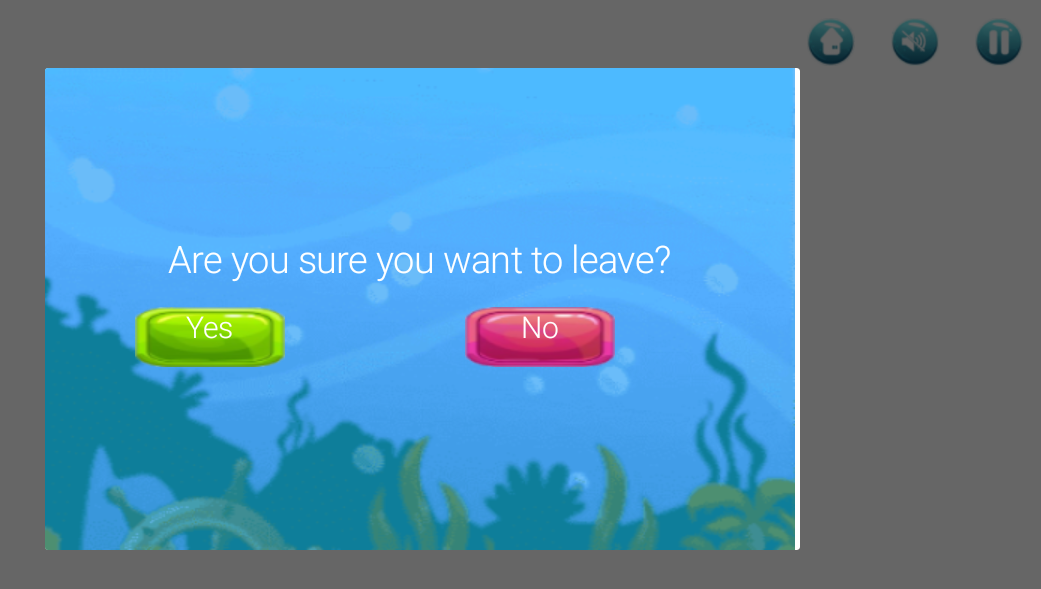
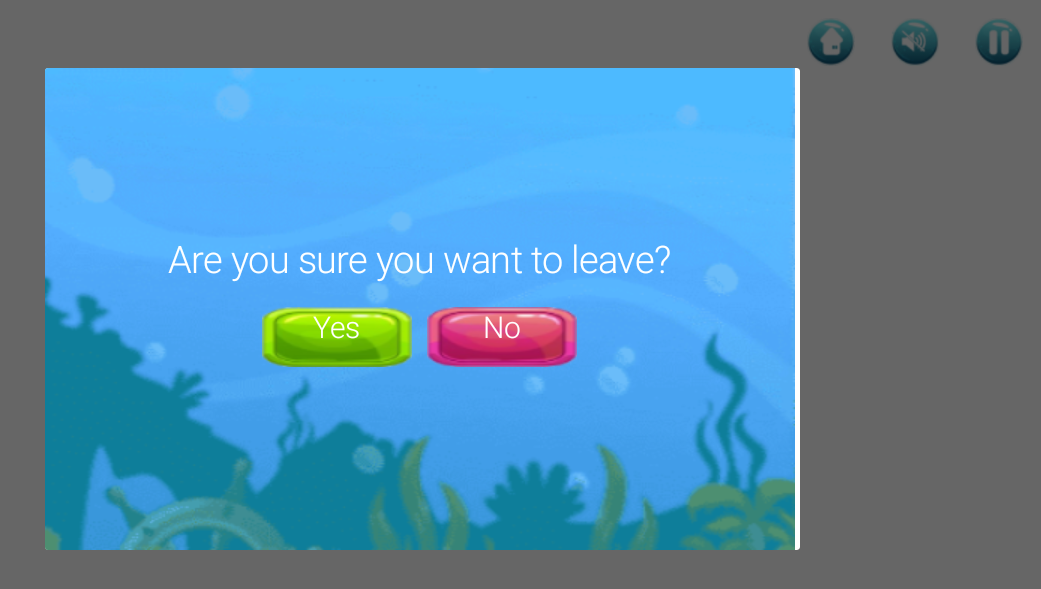
Before and after one commit to yaniv208/UnderTheSea, an Android app: the GameActivity screen opened directly, with no data from a screen before it, after a tap on "Home", on a phone screen of 824 x 412 dp (held sideways). Shown: the top 589 px of the screen, without its empty margins (195-1236 px from the left). Run offline under Robolectric (Android 15) with nearby library versions, the phone set to English and light mode, and no system bars; 5 statements that could not run were skipped.

Commit message:
FINAL VERSION

```diff
--- a/app/src/main/java/com/hit/underthesea/GameActivity.java
+++ b/app/src/main/java/com/hit/underthesea/GameActivity.java
@@ -15,6 +15,7 @@ import android.view.View;
 import android.view.WindowManager;
 import android.widget.ImageButton;
 import android.widget.ImageView;
+
 import java.util.ArrayList;
 import java.util.Objects;
 
@@ -22,6 +23,7 @@ public class GameActivity extends BaseActivity {
 
     private GameView gameView;
     ImageView fishPlayer;
+    boolean pressHome = false;
 
     @Override
     protected void onCreate(Bundle savedInstanceState) {
@@ -35,9 +37,9 @@ public class GameActivity extends BaseActivity {
         Bundle bundle = getIntent().getExtras();
         int levelNum = bundle.getInt("num_level");
         ArrayList<Level> levels = new ArrayList<Level>();
-        levels.add(new Level(3, 5, R.drawable.fish_player, R.drawable.food, R.drawable.stone,35,30,30,25,"EASY",10));//level1
-        levels.add(new Level(4, 4, R.drawable.fishlevel2, R.drawable.food, R.drawable.stone, 45,40,40,35,"MEDIUM",30));//level2
-        levels.add(new Level(5, 3, R.drawable.fishlevel3, R.drawable.food, R.drawable.stone,50,40,40,35,"HARD",15));//level3
+        levels.add(new Level(3, 5, R.drawable.fish_player, R.drawable.food, R.drawable.stone,35,30,30,25,"EASY",30)); //level1
+        levels.add(new Level(4, 4, R.drawable.fishlevel2, R.drawable.food, R.drawable.stone, 45,40,40,35,"MEDIUM",20)); //level2
+        levels.add(new Level(5, 3, R.drawable.fishlevel3, R.drawable.food, R.drawable.stone,50,40,40,35,"HARD",10)); //level3
 
         getWindow().setFlags(WindowManager.LayoutParams.FLAG_FULLSCREEN, WindowManager.LayoutParams.FLAG_FULLSCREEN);
 
@@ -67,6 +69,7 @@ public class GameActivity extends BaseActivity {
         switch (item.getItemId()){
             case R.id.home:
                 gameView.pause();
+                pressHome=true;
                 android.app.AlertDialog.Builder builder = new android.app.AlertDialog.Builder(this);
                 LayoutInflater inflater = this.getLayoutInflater();
                 View viewInflater = inflater.inflate(R.layout.exit_game, null);
@@ -83,12 +86,13 @@ public class GameActivity extends BaseActivity {
                         Intent intent = new Intent(GameActivity.this, PlayMenu.class);
                         startActivity(intent);
                         finish();
-                        }
+                    }
                 });
                 ImageButton no_btn = viewInflater.findViewById(R.id.no_exit);
                 no_btn.setOnClickListener(new View.OnClickListener() {
                     @Override
                     public void onClick(View view) {
+                        pressHome = false;
                         onPostResume();
                         exitDialog.dismiss();
                     }
@@ -129,5 +133,7 @@ public class GameActivity extends BaseActivity {
     protected void onPostResume() {
         super.onPostResume();
         gameView.resume();
+        if(pressHome)
+            gameView.pause();
     }
 }
--- a/app/src/main/res/layout/exit_game.xml
+++ b/app/src/main/res/layout/exit_game.xml
@@ -21,7 +21,6 @@
             android:textSize="25sp" />
         <RelativeLayout
             android:layout_width="wrap_content"
-            android:layout_gravity="bottom"
             android:layout_height="match_parent">
 
             <RelativeLayout
@@ -29,12 +28,12 @@
                 android:layout_height="wrap_content"
                 android:layout_marginBottom="10dp"
                 android:id="@+id/yes_no"
-                android:gravity="center">
+                android:layout_marginEnd="10dp">
                 <ImageButton
                     android:id="@+id/yes_exit"
                     android:background="@null"
                     android:layout_gravity="center"
-                    android:layout_width="220dp"
+                    android:layout_width="wrap_content"
                     android:layout_height="wrap_content"
                     android:layout_marginTop="15dp"
                     android:src="@drawable/ok_button"/>
@@ -56,13 +55,12 @@
                 android:layout_width="wrap_content"
                 android:layout_height="wrap_content"
                 android:layout_toEndOf="@+id/yes_no"
-                android:layout_marginBottom="10dp"
-                android:gravity="center">
+                android:layout_marginBottom="10dp">
                 <ImageButton
                     android:id="@+id/no_exit"
                     android:background="@null"
                     android:layout_gravity="center"
-                    android:layout_width="220dp"
+                    android:layout_width="wrap_content"
                     android:layout_height="wrap_content"
                     android:layout_marginTop="15dp"
                     android:src="@drawable/not_button"/>
```
